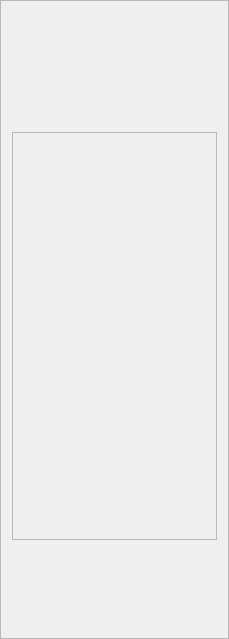
krathjen/studiolibrary, file src/studiolibrary/widgets/ui/PreviewWidget.ui: the form before one commit.
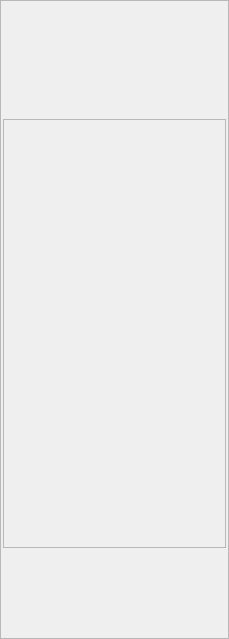
The form after the commit. Icons and pictures are not drawn.

Commit message: Add basic metadata to the folder preview widget

```diff
--- a/src/studiolibrary/widgets/ui/PreviewWidget.ui
+++ b/src/studiolibrary/widgets/ui/PreviewWidget.ui
@@ -20,6 +20,12 @@
    <enum>QFrame::Raised</enum>
   </property>
   <layout class="QVBoxLayout" name="verticalLayout_2">
+   <property name="spacing">
+    <number>2</number>
+   </property>
+   <property name="margin">
+    <number>2</number>
+   </property>
    <item>
     <widget class="QFrame" name="frame_2">
      <property name="sizePolicy">
@@ -80,6 +86,14 @@
      <property name="frameShadow">
       <enum>QFrame::Raised</enum>
      </property>
+     <layout class="QVBoxLayout" name="verticalLayout_3">
+      <property name="spacing">
+       <number>0</number>
+      </property>
+      <property name="margin">
+       <number>0</number>
+      </property>
+     </layout>
     </widget>
    </item>
    <item>
```
Left out of the diff: 2 changed lines with no effect on the pictures. The commit also changes 4 other files.
